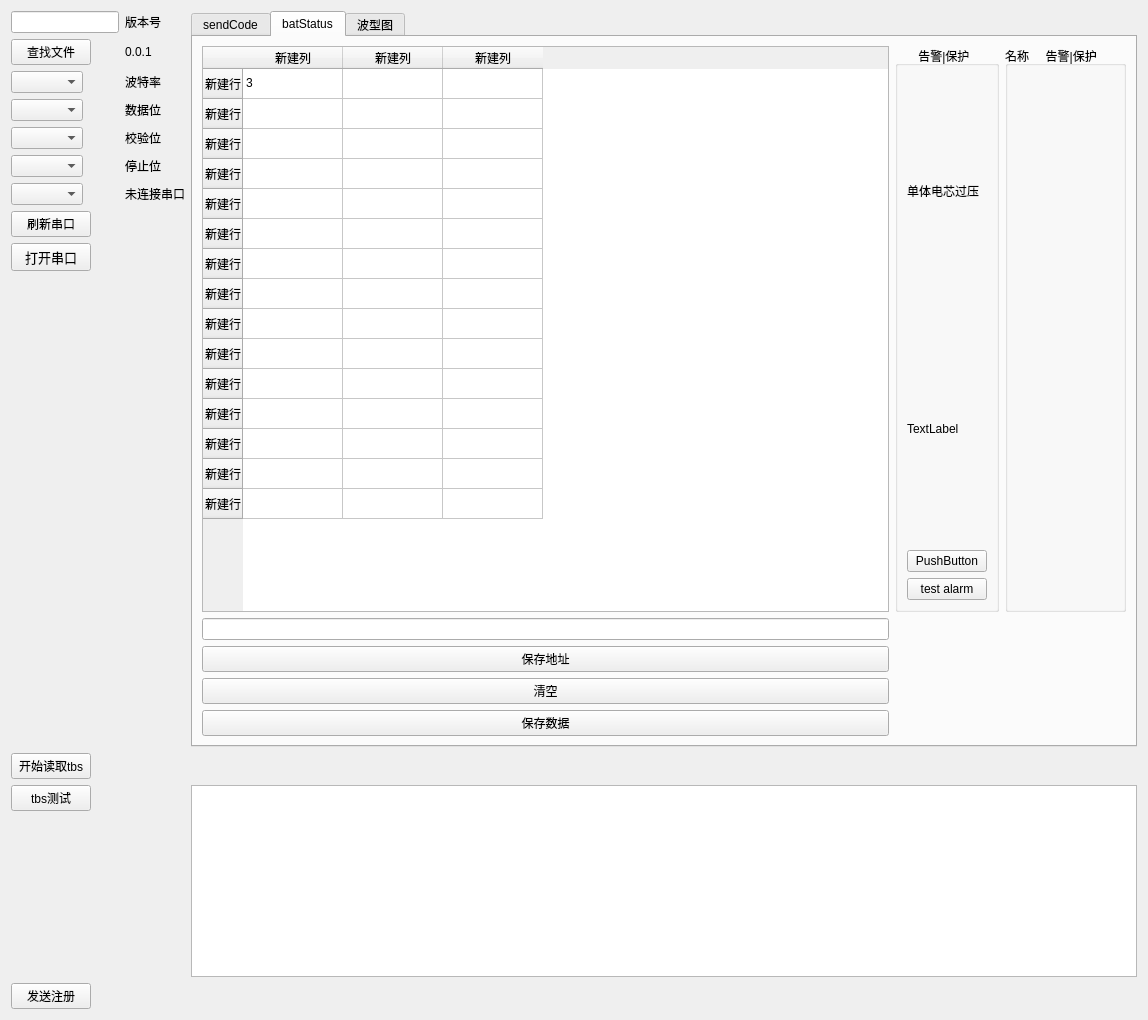
The window that qtproj/widget.ui (Fboxtt/qt_proj) describes before a commit, drawn with Qt 5.
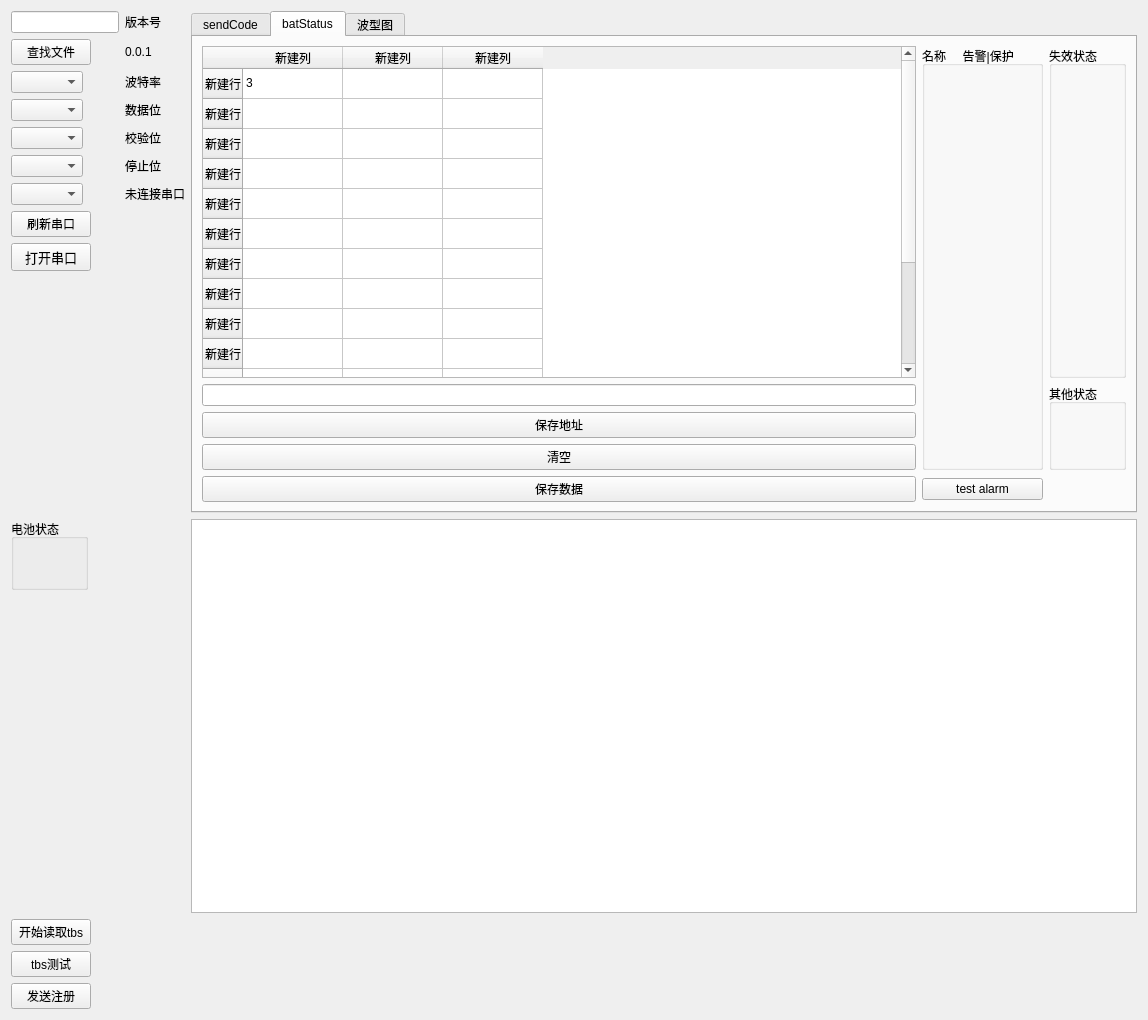
The same window after the commit.

Commit message: 增加4个状态groupbox

What changed in the file:
```diff
--- a/qtproj/widget.ui
+++ b/qtproj/widget.ui
@@ -112,6 +112,13 @@
      </item>
     </layout>
    </item>
+   <item row="5" column="0">
+    <widget class="QPushButton" name="sendRegisterBox">
+     <property name="text">
+      <string>发送注册</string>
+     </property>
+    </widget>
+   </item>
    <item row="0" column="1">
     <widget class="QTabWidget" name="tabWidget">
      <property name="tabPosition">
@@ -318,43 +325,6 @@
          </property>
         </widget>
        </item>
-       <item row="0" column="1">
-        <widget class="QGroupBox" name="batGroupBox">
-         <property name="title">
-          <string>       告警|保护</string>
-         </property>
-         <layout class="QGridLayout" name="gridLayout_6">
-          <item row="2" column="0">
-           <widget class="QPushButton" name="pushButton">
-            <property name="text">
-             <string>PushButton</string>
-            </property>
-           </widget>
-          </item>
-          <item row="1" column="0">
-           <widget class="QLabel" name="label_8">
-            <property name="text">
-             <string>TextLabel</string>
-            </property>
-           </widget>
-          </item>
-          <item row="0" column="0">
-           <widget class="QLabel" name="label">
-            <property name="text">
-             <string>单体电芯过压</string>
-            </property>
-           </widget>
-          </item>
-          <item row="3" column="0">
-           <widget class="QPushButton" name="pushButton_2">
-            <property name="text">
-             <string>test alarm</string>
-            </property>
-           </widget>
-          </item>
-         </layout>
-        </widget>
-       </item>
        <item row="2" column="0">
         <widget class="QPushButton" name="pushButton_8">
          <property name="text">
@@ -363,6 +333,25 @@
         </widget>
        </item>
        <item row="0" column="2">
+        <widget class="QGroupBox" name="groupBox">
+         <property name="title">
+          <string>失效状态</string>
+         </property>
+         <layout class="QGridLayout" name="gridLayout_9">
+          <item row="0" column="0">
+           <layout class="QGridLayout" name="loseGridLayout"/>
+          </item>
+         </layout>
+        </widget>
+       </item>
+       <item row="4" column="1">
+        <widget class="QPushButton" name="pushButton_2">
+         <property name="text">
+          <string>test alarm</string>
+         </property>
+        </widget>
+       </item>
+       <item row="0" column="1" rowspan="4">
         <widget class="QGroupBox" name="alarmGroupBox">
          <property name="title">
           <string>名称     告警|保护</string>
@@ -374,6 +363,18 @@
          </layout>
         </widget>
        </item>
+       <item row="1" column="2" rowspan="3">
+        <widget class="QGroupBox" name="groupBox_2">
+         <property name="title">
+          <string>其他状态</string>
+         </property>
+         <layout class="QGridLayout" name="gridLayout_11">
+          <item row="0" column="0">
+           <layout class="QGridLayout" name="otherGridLayout"/>
+          </item>
+         </layout>
+        </widget>
+       </item>
       </layout>
      </widget>
      <widget class="QWidget" name="tab_2">
@@ -388,30 +389,35 @@
      </widget>
     </widget>
    </item>
-   <item row="1" column="0">
-    <widget class="QPushButton" name="pushButton_3">
-     <property name="text">
-      <string>开始读取tbs</string>
-     </property>
-    </widget>
-   </item>
-   <item row="2" column="0">
+   <item row="4" column="0">
     <widget class="QPushButton" name="sendTbs">
      <property name="text">
       <string>tbs测试</string>
      </property>
     </widget>
    </item>
-   <item row="2" column="1">
-    <widget class="QListWidget" name="listWidget"/>
-   </item>
    <item row="3" column="0">
-    <widget class="QPushButton" name="sendRegisterBox">
+    <widget class="QPushButton" name="pushButton_3">
      <property name="text">
-      <string>发送注册</string>
+      <string>开始读取tbs</string>
      </property>
     </widget>
    </item>
+   <item row="1" column="1">
+    <widget class="QListWidget" name="listWidget"/>
+   </item>
+   <item row="1" column="0">
+    <widget class="QGroupBox" name="groupBox_3">
+     <property name="title">
+      <string>电池状态</string>
+     </property>
+     <layout class="QGridLayout" name="gridLayout_13">
+      <item row="0" column="0">
+       <layout class="QGridLayout" name="batGridLayout"/>
+      </item>
+     </layout>
+    </widget>
+   </item>
   </layout>
  </widget>
  <resources/>
```
The commit also changes 4 other files.
